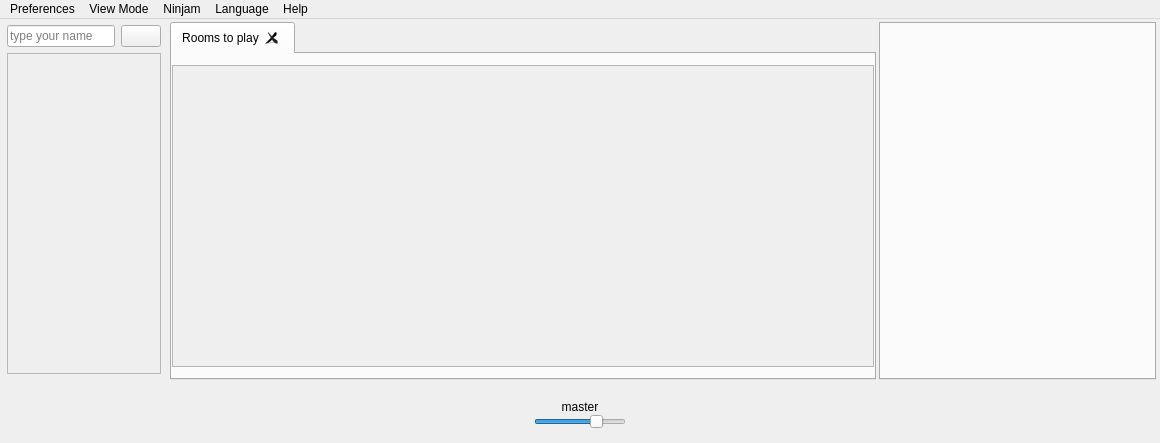
This is src/Common/gui/MainWindow.ui in elieserdejesus/JamTaba as Qt 5 draws it before an edit. The edited form follows.
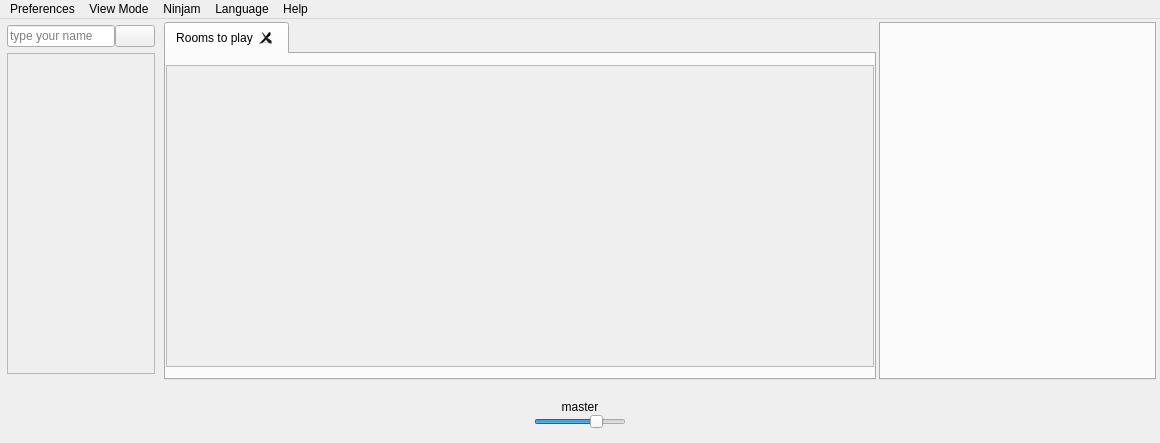
This is the edited form. Icons and pictures are not drawn. Custom widgets are drawn as their Qt base class.

Commit message: Fixing the bug in user name line edit when local tracks are collapsed

```diff
--- a/src/Common/gui/MainWindow.ui
+++ b/src/Common/gui/MainWindow.ui
@@ -114,7 +114,7 @@
                <rect>
                 <x>0</x>
                 <y>0</y>
-                <width>681</width>
+                <width>687</width>
                 <height>301</height>
                </rect>
               </property>
@@ -351,6 +351,9 @@
           </sizepolicy>
          </property>
          <layout class="QHBoxLayout" name="horizontalLayout_2">
+          <property name="spacing">
+           <number>0</number>
+          </property>
           <property name="leftMargin">
            <number>0</number>
           </property>
```
The commit also changes 2 other files.
